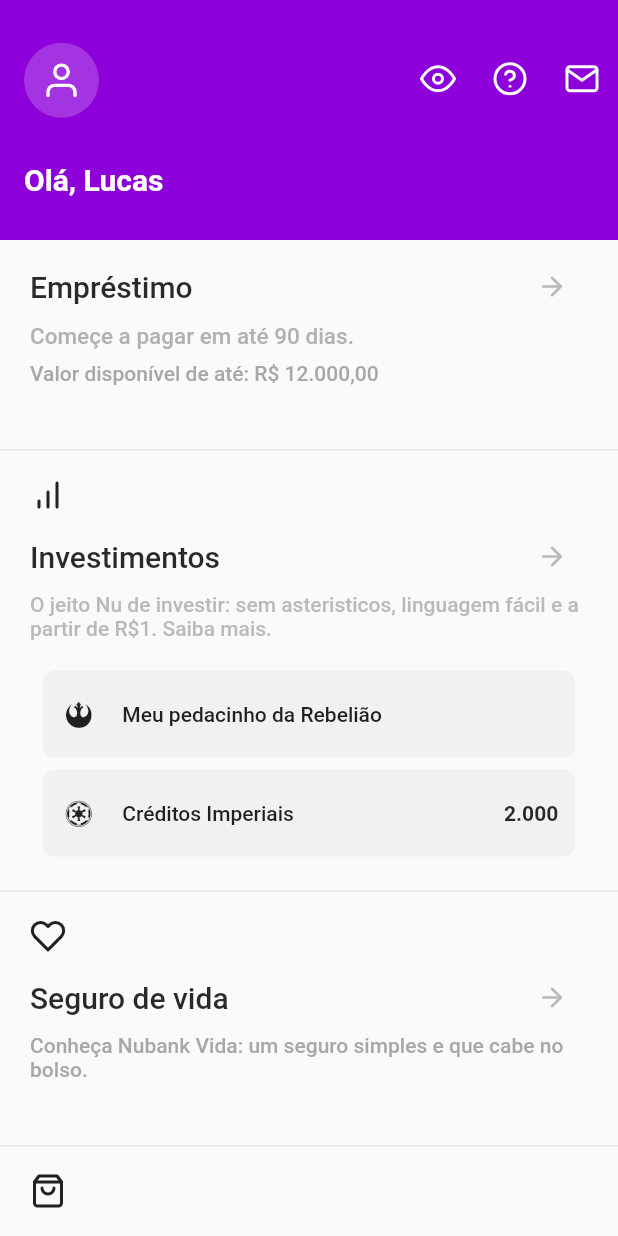
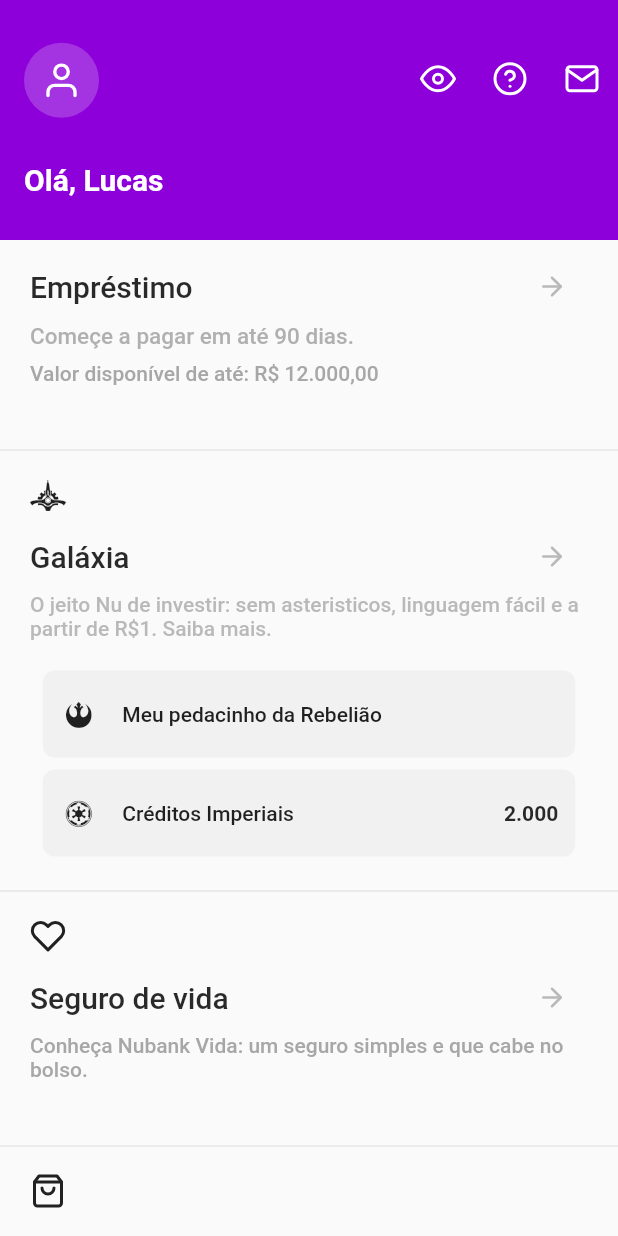
Before and after one commit to joaoovictor/nubank, a Flutter app: the screen it shows after launch, scrolled down 576 dp, on a phone screen of 412 x 824 dp. Run offline on Flutter 3.47's test engine with Material 2 defaults, Android fonts, the phone set to English and light mode, and no system bars; our stand-ins replace flutter_feather_icons, font_awesome_flutter, google_fonts, page_transition; network calls fail.

Commit message:
first commit

```diff
--- a/lib/json/json.dart
+++ b/lib/json/json.dart
@@ -32,16 +32,22 @@
 const List imgs = [
   {
     'img': 'https://blog.nubank.com.br/wp-content/uploads/2020/02/carta%CC%83o-nubank-sem-anuidade-header.jpg',
-    'btt': 'Conhecer'
+    'btt': 'Conhecer',
+    'txt1': 'Portabilidade salário',
+    'txt2': 'Sua liberdade financeira começa com você escolhend...'
   },
 
   {
     'img': 'https://blog.nubank.com.br/wp-content/uploads/2019/12/como-pedir-carta%CC%83o-nubank-header.jpg?w=1024',
-    'btt': 'Indicar Amigos'
+    'btt': 'Indicar Amigos',
+    'txt1': 'Indique seus amigos',
+    'txt2': 'Mostre aos seus amigos como é fácil ter uma vida sem...'
   },
 
   {
     'img': 'https://blog.nubank.com.br/wp-content/uploads/2021/07/novo-app-Nubank-2021-header.jpg',
-    'btt': 'Quero conhecer'
+    'btt': 'Quero conhecer',
+    'txt1': 'WhatsApp',
+    'txt2': 'Pagementos seguros, rápidos e sem tarifa. A experiência...'
   }
 ];
--- a/lib/pages/root_app.dart
+++ b/lib/pages/root_app.dart
@@ -376,7 +376,7 @@
                     child: Column(
                       // ignore: prefer_const_literals_to_create_immutables
                       children: [
-                         const Icon(FeatherIcons.barChart)
+                         const Icon(FontAwesomeIcons.galacticSenate)
                       ],
                     ),
                   ),
@@ -385,7 +385,7 @@
                     child: Row(
                       mainAxisAlignment: MainAxisAlignment.spaceBetween,
                       children: [
-                        const Text("Investimentos",
+                        const Text("Galáxia",
                           style: TextStyle(
                           color: black,
                           fontSize: 20,
@@ -632,7 +632,7 @@
                               crossAxisAlignment: CrossAxisAlignment.start,
                               mainAxisAlignment: MainAxisAlignment.end,
                               children: [
-                                Text("Portabilidade salário",
+                                Text(imgs[index]['txt1'],
                                 style: GoogleFonts.lato(
                                   textStyle: const TextStyle(
                                     fontSize: 14,
@@ -641,7 +641,7 @@
                                 ),
                                 ),
 
-                                Text("Sua liberdade financeira começa com você escolhend...",
+                                Text(imgs[index]['txt2'],
                                 style: GoogleFonts.lato(
                                   textStyle: TextStyle(
                                     color: black.withOpacity(0.7),
```
